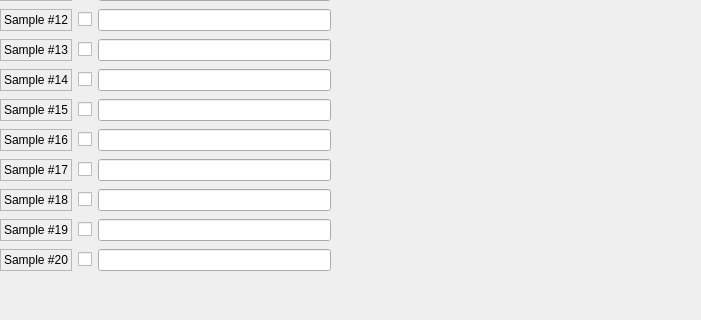
First picture: the form in UI/DAQ_Tool/MS/samples.ui, repository SESAME-Synchrotron/MS-XPD-ScanTool, before the edit; both pictures show x 0 to 701 and y 323 to 643 of the 1293 by 643 pixel window.
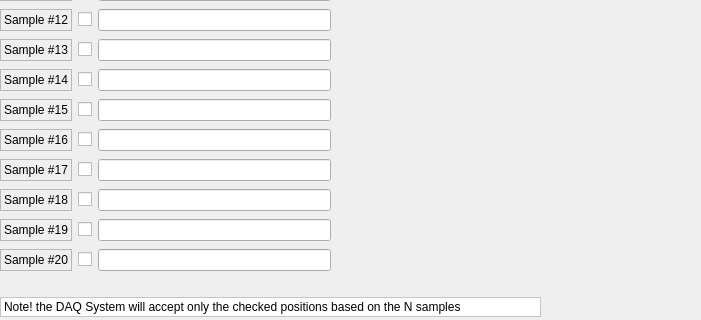
Second picture: the form after the edit. Icons and pictures are not drawn. Custom widgets are drawn as their Qt base class.

Diff of the .ui file:
```diff
--- a/UI/DAQ_Tool/MS/samples.ui
+++ b/UI/DAQ_Tool/MS/samples.ui
@@ -1940,6 +1940,25 @@
     <bool>false</bool>
    </property>
   </widget>
+  <widget class="QLabel" name="caution">
+   <property name="geometry">
+    <rect>
+     <x>0</x>
+     <y>620</y>
+     <width>541</width>
+     <height>20</height>
+    </rect>
+   </property>
+   <property name="styleSheet">
+    <string notr="true">background-color: rgb(255, 255, 255);</string>
+   </property>
+   <property name="frameShape">
+    <enum>QFrame::StyledPanel</enum>
+   </property>
+   <property name="text">
+    <string>Note! the DAQ System will accept only the checked positions based on the N samples</string>
+   </property>
+  </widget>
  </widget>
  <customwidgets>
   <customwidget>
```
